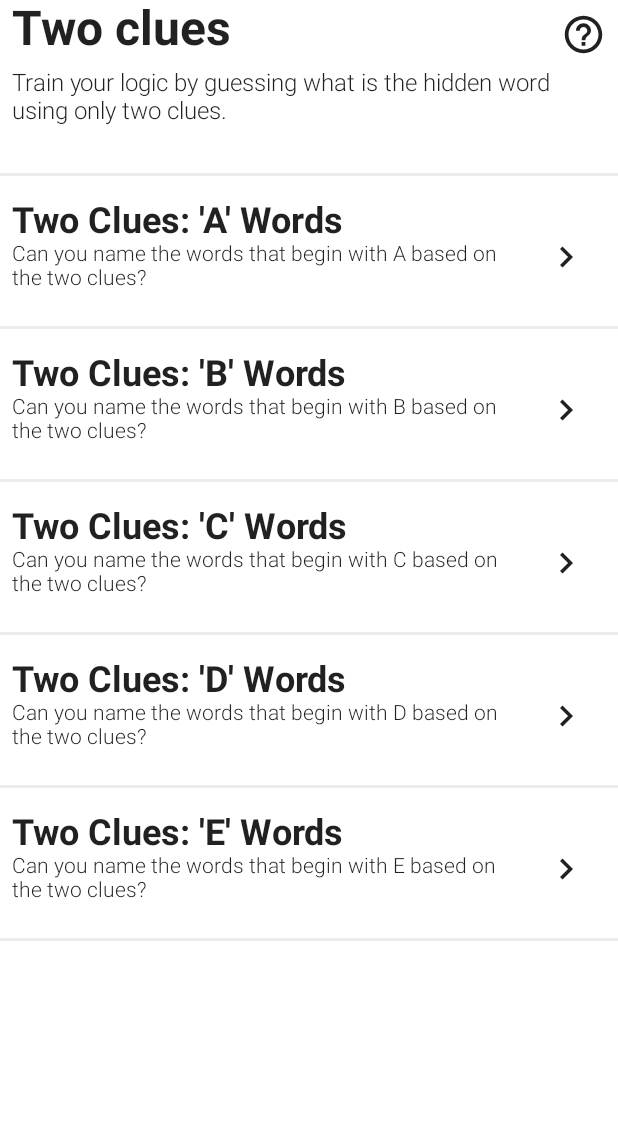
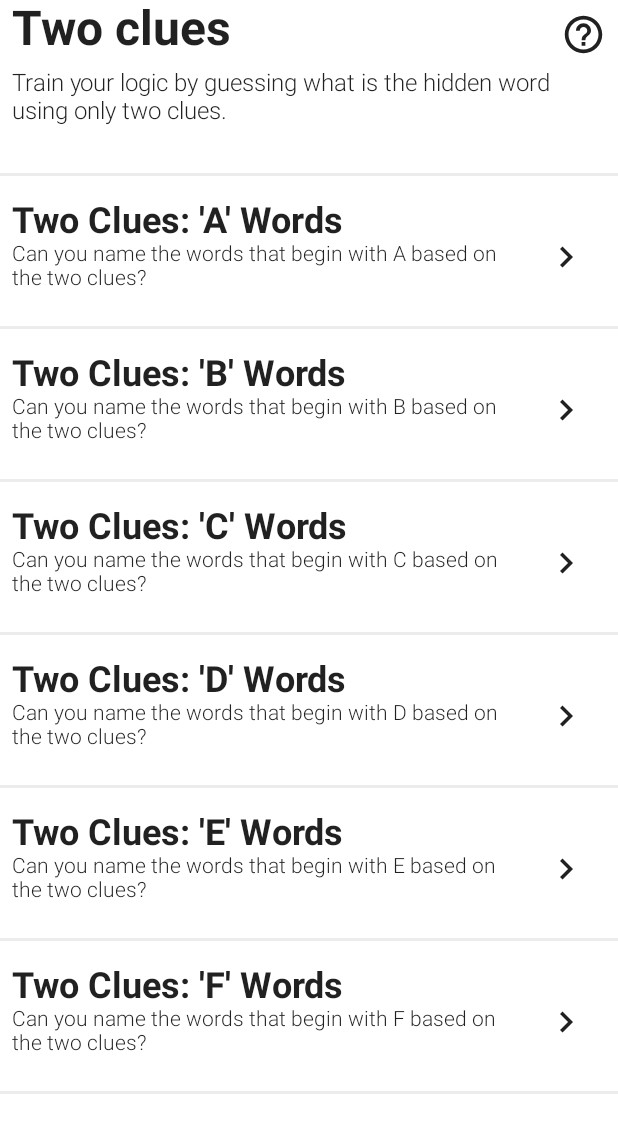
Before and after one commit to YaroslavGorbach-code/two_clues, an Android app built with Jetpack Compose: the screen it shows after launch (MainActivity), on a phone screen of 412 x 824 dp. Shown: the top 1133 px of the screen. Run offline under Robolectric (Android 15) with nearby library versions, the light colour scheme and no system bars; our stand-ins replace AdMob, Dagger/Hilt's generated code, accompanist; 2 statements that could not run were skipped.

Commit message:
add one more quiz

```diff
--- a/app/src/main/java/andersen/two_clues/data/common/model/PuzzleName.kt
+++ b/app/src/main/java/andersen/two_clues/data/common/model/PuzzleName.kt
@@ -8,6 +8,7 @@ enum class PuzzleName(val resId: Int) {
     LETTER_C(R.string.letter_c_name),
     LETTER_D(R.string.letter_d_name),
     LETTER_E(R.string.letter_e_name),
+    LETTER_F(R.string.letter_f_name),
 }
 
 fun PuzzleName.findNext(): PuzzleName? {
--- a/app/src/main/java/andersen/two_clues/data/puzzle/provider/TaskAnswersProvider.kt
+++ b/app/src/main/java/andersen/two_clues/data/puzzle/provider/TaskAnswersProvider.kt
@@ -30,6 +30,10 @@ class TaskAnswersProvider(private val context: Context) {
             PuzzleName.LETTER_E ->  context.resources.getStringArray(
                 R.array.task_answers_letter_e
             ).toList().map { it.split(WORD_SPLIT_SYMBOL) }
+
+            PuzzleName.LETTER_F -> context.resources.getStringArray(
+                R.array.task_answers_letter_f
+            ).toList().map { it.split(WORD_SPLIT_SYMBOL) }
         }
     }
 }
--- a/app/src/main/java/andersen/two_clues/data/puzzle/provider/TaskCuesResIdProvider.kt
+++ b/app/src/main/java/andersen/two_clues/data/puzzle/provider/TaskCuesResIdProvider.kt
@@ -11,6 +11,7 @@ class TaskCuesResIdProvider {
             PuzzleName.LETTER_C -> R.string.task_letter_c
             PuzzleName.LETTER_D -> R.string.task_letter_d
             PuzzleName.LETTER_E -> R.string.task_letter_e
+            PuzzleName.LETTER_F -> R.string.task_letter_f
         }
     }
 }
--- a/app/src/main/java/andersen/two_clues/data/puzzles/factory/PuzzleDescriptionProvider.kt
+++ b/app/src/main/java/andersen/two_clues/data/puzzles/factory/PuzzleDescriptionProvider.kt
@@ -13,6 +13,7 @@ class PuzzleDescriptionProvider(private val context: Context) {
             PuzzleName.LETTER_C -> context.resources.getString(R.string.letter_c_description)
             PuzzleName.LETTER_D -> context.resources.getString(R.string.letter_d_description)
             PuzzleName.LETTER_E -> context.resources.getString(R.string.letter_e_description)
+            PuzzleName.LETTER_F -> context.resources.getString(R.string.letter_f_description)
         }
     }
 }
--- a/app/src/main/res/values/answers.xml
+++ b/app/src/main/res/values/answers.xml
@@ -122,4 +122,29 @@
         <item>Emperor</item>
         <item>Elf</item>
     </string-array>
+
+    <string-array name="task_answers_letter_f">
+        <item>Fred</item>
+        <item>Frog</item>
+        <item>Fruit</item>
+        <item>Fran</item>
+        <item>Ford</item>
+        <item>Fish</item>
+        <item>Fairy</item>
+        <item>Fence</item>
+        <item>Finger</item>
+        <item>Farmer</item>
+        <item>Fly</item>
+        <item>Forest</item>
+        <item>Field</item>
+        <item>Floor</item>
+        <item>Flower</item>
+        <item>Fries</item>
+        <item>Fitzgerald</item>
+        <item>Fox</item>
+        <item>Fear</item>
+        <item>Friar</item>
+        <item>Flu</item>
+        <item>Fannie</item>
+    </string-array>
 </resources>
--- a/app/src/main/res/values/descriptions.xml
+++ b/app/src/main/res/values/descriptions.xml
@@ -5,4 +5,5 @@
     <string name="letter_c_description">Can you name the words that begin with C based on the two clues?</string>
     <string name="letter_d_description">Can you name the words that begin with D based on the two clues?</string>
     <string name="letter_e_description">Can you name the words that begin with E based on the two clues?</string>
+    <string name="letter_f_description">Can you name the words that begin with F based on the two clues?</string>
 </resources>
--- a/app/src/main/res/values/names.xml
+++ b/app/src/main/res/values/names.xml
@@ -5,4 +5,5 @@
     <string name="letter_c_name">Two Clues: \'C\' Words</string>
     <string name="letter_d_name">Two Clues: \'D\' Words</string>
     <string name="letter_e_name">Two Clues: \'E\' Words</string>
+    <string name="letter_f_name">Two Clues: \'F\' Words</string>
 </resources>
--- a/app/src/main/res/values/tasks.xml
+++ b/app/src/main/res/values/tasks.xml
@@ -122,4 +122,29 @@
         | Hirohito &amp;&amp; Palpatine
         | Legolas &amp;&amp; Buddy
     </string>
+
+    <string name="task_letter_f">
+       Astaire &amp;&amp; Flintstone
+        | Dig\'em &amp;&amp;  Kermit
+        | Mango &amp;&amp; nectarine
+        | Drescher &amp;&amp; Tarkenton
+        | Fusion &amp;&amp; F-150
+        | Gar &amp;&amp; cod
+        | Tinker Bell &amp;&amp; Navi
+        | Picket &amp;&amp; chain-link
+        | Index &amp;&amp; ring
+        | Old MacDonald &amp;&amp; Tom Joad
+        | Tsetse &amp;&amp; house
+        | Sherwood &amp;&amp; Black
+        | Wrigley &amp;&amp; Ebbets
+        | Hardwood &amp;&amp; linoleum
+        | Chrysanthemum &amp;&amp; clematis
+        | Curly &amp;&amp; cottage
+        | Ella &amp;&amp; F. Scott
+        | Fennec &amp;&amp; red
+        | Arachnophobia &amp;&amp; claustrophobia
+        | Tuck &amp;&amp; Laurence
+        | Swine &amp;&amp; Russian
+        | Flagg &amp;&amp; Farmer
+    </string>
 </resources>
```
